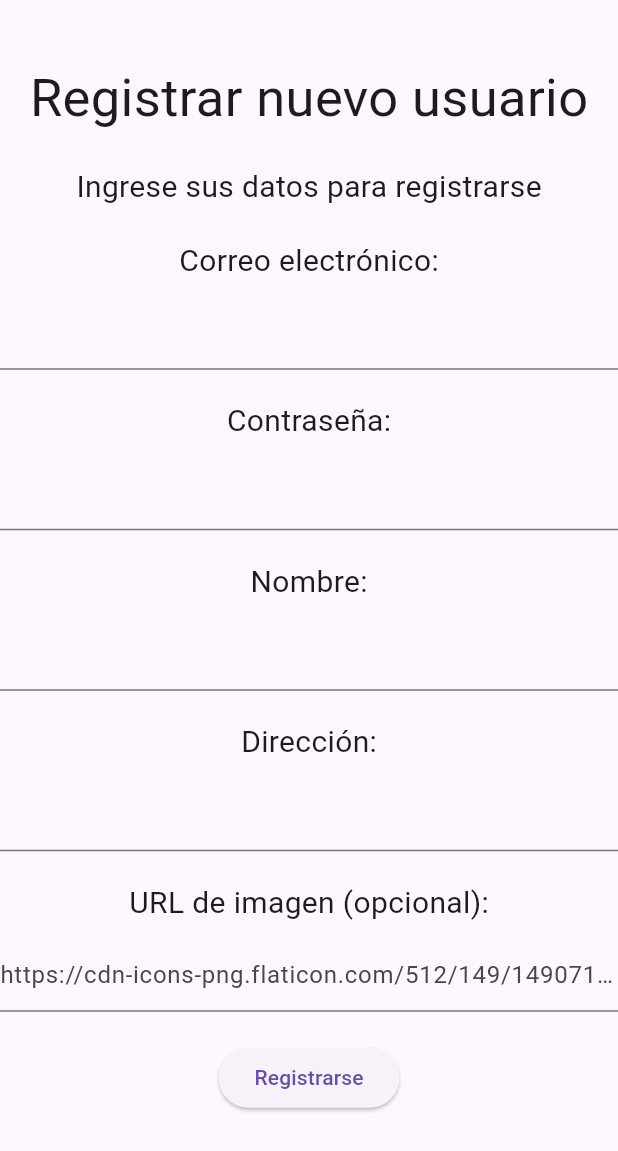
After one commit to Maxi-Barca/funciones, a Flutter app: the RegisterScreen screen opened by its route, on a phone screen of 412 x 824 dp. The commit adds this screen. Shown: the top 1151 px of the screen. Run offline on Flutter 3.47's test engine with Material 3 defaults, Android fonts, the phone set to English and light mode, and no system bars; our stand-ins replace cloud_firestore, firebase_auth, firebase_core, flutter_riverpod, go_router; accounts and stored records are empty; network calls fail.

Commit message:
ahora si

```diff
--- a/lib/core/router/app_router.dart
+++ b/lib/core/router/app_router.dart
@@ -2,8 +2,11 @@ import 'package:go_router/go_router.dart';
 import 'package:myapp/presentation/screens/agregar.dart';
 import 'package:myapp/presentation/screens/decripciones.dart';
 import 'package:myapp/presentation/screens/edit.dart';
+import 'package:myapp/presentation/screens/editarPerfil.dart';
 import 'package:myapp/presentation/screens/home.dart';
 import 'package:myapp/presentation/screens/login.dart';
+import 'package:myapp/presentation/screens/perfil.dart';
+import 'package:myapp/presentation/screens/register.dart';
 
 
 
@@ -30,4 +33,16 @@ final appRouter = GoRouter(
     path: '/edit',
     builder: (context, state) => const EditScreen(),
   ),
+  GoRoute(
+    path: '/register',
+    builder: (context, state) => const RegisterScreen(),
+  ),
+  GoRoute(
+    path: '/perfil',
+    builder: (context, state) => const PerfilScreen(),
+  ),
+  GoRoute(
+    path: '/editarPerfil',
+    builder: (context, state) => const EditarPerfilScreen(),
+  )
 ]);
--- a/lib/presentation/screens/decripciones.dart
+++ b/lib/presentation/screens/decripciones.dart
@@ -11,7 +11,6 @@ class DetailScreen extends ConsumerWidget {
   Widget build(BuildContext context, WidgetRef ref) {
     final funcion = ref.watch(selectedFuncionProvider);
     final top = ref.watch(selectedFuncionIndexProvider);
-    final listaActual = ref.watch(funcionesProvider);
 
     if (funcion == null) {
     return Scaffold(
--- /dev/null
+++ b/lib/presentation/screens/register.dart
@@ -0,0 +1,211 @@
+import 'package:flutter/material.dart';
+import 'package:go_router/go_router.dart';
+import 'package:cloud_firestore/cloud_firestore.dart';
+import 'package:firebase_auth/firebase_auth.dart';
+
+class RegisterScreen extends StatefulWidget {
+  const RegisterScreen({super.key});
+
+  @override
+  State<RegisterScreen> createState() => _RegisterScreenState();
+}
+
+class _RegisterScreenState extends State<RegisterScreen> {
+  String mensaje = '';
+  TextEditingController textControllerEmail = TextEditingController();
+  TextEditingController textControllerPassword = TextEditingController();
+  TextEditingController textControllerName = TextEditingController();
+  TextEditingController textControllerAddress = TextEditingController();
+  TextEditingController textControllerImageUrl = TextEditingController();
+
+
+  final String defaultImage =
+      'https://cdn-icons-png.flaticon.com/512/149/149071.png';
+
+Future<void> crearFuncionesIniciales(String uid) async {
+  final funciones = [
+    {
+      'nombre': 'funcion seno',
+      'descripcion':
+          'La función seno de un ángulo en un triángulo rectángulo se define como la relación entre la longitud del cateto opuesto al ángulo y la longitud de la hipotenusa',
+      'imagenUrl':
+          'https://upload.wikimedia.org/wikipedia/commons/thumb/a/a2/Sine.svg/500px-Sine.svg.png',
+    },
+    {
+      'nombre': 'funcion cuadratica',
+      'descripcion':
+          'En otras palabras, un término en la ecuación tendrá un exponente a la potencia de 2. Una ecuación como f ( x ) = x 2 + 4 x − 1 sería un ejemplo de función cuadrática porque tiene x elevado a la segunda potencia como su término más alto.',
+      'imagenUrl':
+          'https://content.nroc.org/Algebra1/COURSE_TEXT_RESOURCE/U10_L1_T1_text_final_files_es/image007.png',
+    },
+    {
+      'nombre': 'función homográfica',
+      'descripcion':
+          'Define una función homográfica como una función cuya razón es el cociente de dos polinomios de primer grado. Presenta un ejemplo de función homográfica f(x)=(6x-18)/(3x-6) y estudia sus propiedades como su dominio, raíz, corte con el eje y, asíntotas y signo.',
+      'imagenUrl':
+          'https://encrypted-tbn0.gstatic.com/images?q=tbn:ANd9GcRPhnEEhE8Ys9GAVgLkAKu1TzFgpshAB_H1FQ&s',
+    },
+    {
+      'nombre': 'funcion lineal',
+      'descripcion':
+          'Una función lineal es una función que representa una línea recta en el plano de coordenadas. Por ejemplo, y = 3x - 2 representa una línea recta en un plano de coordenadas',
+      'imagenUrl':
+          'https://upload.wikimedia.org/wikipedia/commons/thumb/5/5f/FuncionLineal03.svg/300px-FuncionLineal03.svg.png',
+    },
+    {
+      'nombre': 'funcion exponencial',
+      'descripcion':
+          'Una función exponencial representa la relación entre una entrada y una salida, donde usamos multiplicaciones repetidas en un valor inicial para obtener la salida para cualquier entrada dada. Las funciones exponenciales pueden crecer o decaer muy rápidamente.',
+      'imagenUrl':
+          'https://content.nroc.org/DevelopmentalMath/TEXTGROUP-15-19_RESOURCE/U18_L1_T1_text_final_files_es/image001.png',
+    },
+    {
+      'nombre': 'función logaritmica',
+      'descripcion':
+          'El logaritmo en base 5 de 625 es 4, ya que 625 es igual a 5 a la potencia 4: 5 x 5 x 5 x 5 = 625. Dado un número (el argumento), la función logaritmo se encarga de asignarle un exponente (la potencia) al cual otro número fijo (la base) debe elevarse para obtener el argumento.',
+      'imagenUrl':
+          'https://encrypted-tbn0.gstatic.com/images?q=tbn:ANd9GcTbBdmxbmyvbh_hq4EwEw8mwBNqnxDEUx6Fxw&s',
+    },
+  ];
+
+  final col = FirebaseFirestore.instance
+      .collection('user')
+      .doc(uid)
+      .collection('funciones');
+
+  for (final f in funciones) {
+    await col.add(f);
+  }
+}
+
+Future<void> registerUser(
+  String email,
+  String contrasena,
+  String nombre,
+  String direccion,
+  String imageUrl,
+) async {
+  try {
+    // Crear usuario en Auth
+    UserCredential cred = await FirebaseAuth.instance
+        .createUserWithEmailAndPassword(
+      email: email,
+      password: contrasena,
+    );
+
+    String uid = cred.user!.uid;
+
+    // Datos a guardar en Firestore
+    final userData = {
+      'uid': uid,
+      'mail': email,
+      'nombre': nombre,
+      'direccion': direccion,
+      'imagenUrl': imageUrl,
+    };
+
+    await FirebaseFirestore.instance
+        .collection('user')
+        .doc(uid)
+        .set(userData);
+
+    await crearFuncionesIniciales(uid);
+
+    setState(() => mensaje = 'Usuario registrado con éxito');
+    context.go('/home');
+
+  } catch (e) {
+    setState(() => mensaje = 'Error al registrar usuario: $e');
+  }
+}
+
+  @override
+  Widget build(BuildContext context) {
+    return Scaffold(
+      body: Center(
+        child: SingleChildScrollView(
+          child: Column(
+            mainAxisAlignment: MainAxisAlignment.center,
+            children: [
+              const Text('Registrar nuevo usuario',
+                  style: TextStyle(fontSize: 35)),
+              const SizedBox(height: 20),
+              const Text('Ingrese sus datos para registrarse',
+                  style: TextStyle(fontSize: 20)),
+              const SizedBox(height: 20),
+
+              const Text('Correo electrónico:', style: TextStyle(fontSize: 20)),
+              const SizedBox(height: 10),
+              TextField(
+                controller: textControllerEmail,
+                keyboardType: TextInputType.emailAddress,
+              ),
+              const SizedBox(height: 20),
+
+              const Text('Contraseña:', style: TextStyle(fontSize: 20)),
+              const SizedBox(height: 10),
+              TextField(
+                controller: textControllerPassword,
+                obscureText: true,
+              ),
+              const SizedBox(height: 20),
+
+              const Text('Nombre:', style: TextStyle(fontSize: 20)),
+              const SizedBox(height: 10),
+              TextField(
+                controller: textControllerName,
+              ),
+              const SizedBox(height: 20),
+
+              const Text('Dirección:', style: TextStyle(fontSize: 20)),
+              const SizedBox(height: 10),
+              TextField(
+                controller: textControllerAddress,
+              ),
+              const SizedBox(height: 20),
+
+              const Text('URL de imagen (opcional):',
+                  style: TextStyle(fontSize: 20)),
+              const SizedBox(height: 10),
+              TextField(
+                controller: textControllerImageUrl,
+                decoration: InputDecoration(
+                  hintText: defaultImage,
+                ),
+              ),
+              const SizedBox(height: 20),
+
+              ElevatedButton(
+                onPressed: () async {
+                  final email = textControllerEmail.text.trim();
+                  final contrasena = textControllerPassword.text.trim();
+                  final nombre = textControllerName.text.trim();
+                  final direccion = textControllerAddress.text.trim();
+
+                  final imageUrl = textControllerImageUrl.text.trim().isEmpty
+                      ? defaultImage
+                      : textControllerImageUrl.text.trim();
+
+                  if (email.isEmpty ||
+                      contrasena.isEmpty ||
+                      nombre.isEmpty ||
+                      direccion.isEmpty) {
+                    setState(() {
+                      mensaje = 'Complete los campos obligatorios';
+                    });
+                  } else {
+                    await registerUser(
+                        email, contrasena, nombre, direccion, imageUrl);
+                  }
+                },
+                child: const Text('Registrarse'),
+              ),
+              const SizedBox(height: 20),
+              Text(mensaje),
+            ],
+          ),
+        ),
+      ),
+    );
+  }
+}
```
Also changed, not shown: lib/entities/user.dart (+45 -12 lines), lib/presentation/screens/editarPerfil.dart (added, +122 -0 lines), lib/presentation/screens/home.dart (+16 -5 lines), lib/presentation/screens/login.dart (+43 -21 lines), lib/presentation/screens/perfil.dart (added, +49 -0 lines), lib/providers/providers.dart (+27 -19 lines), pubspec.yaml (+3 -68 lines), pubspec.lock, 3 other files.
